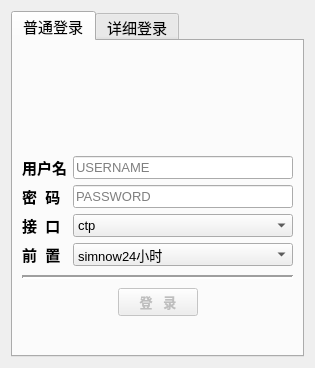
Qt form app/ui/signin.ui (ctpbee/ctpbee_desktop) before a commit.
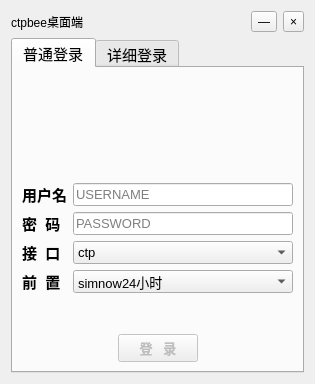
The same form after that commit. Icons and pictures are not drawn.

Patch:
```diff
--- a/app/ui/signin.ui
+++ b/app/ui/signin.ui
@@ -10,7 +10,7 @@
     <x>0</x>
     <y>0</y>
     <width>315</width>
-    <height>368</height>
+    <height>384</height>
    </rect>
   </property>
   <property name="minimumSize">
@@ -35,7 +35,45 @@
   <property name="autoFillBackground">
    <bool>false</bool>
   </property>
-  <layout class="QVBoxLayout" name="verticalLayout_3" stretch="0">
+  <layout class="QVBoxLayout" name="verticalLayout_3" stretch="0,0">
+   <item>
+    <layout class="QHBoxLayout" name="horizontalLayout_3">
+     <item>
+      <widget class="QLabel" name="title">
+       <property name="text">
+        <string>ctpbee桌面端</string>
+       </property>
+      </widget>
+     </item>
+     <item>
+      <spacer name="horizontalSpacer_4">
+       <property name="orientation">
+        <enum>Qt::Horizontal</enum>
+       </property>
+       <property name="sizeHint" stdset="0">
+        <size>
+         <width>40</width>
+         <height>20</height>
+        </size>
+       </property>
+      </spacer>
+     </item>
+     <item>
+      <widget class="QToolButton" name="min_btn">
+       <property name="text">
+        <string>—</string>
+       </property>
+      </widget>
+     </item>
+     <item>
+      <widget class="QToolButton" name="close_btn">
+       <property name="text">
+        <string>×</string>
+       </property>
+      </widget>
+     </item>
+    </layout>
+   </item>
    <item>
     <widget class="QTabWidget" name="login_tab">
      <property name="sizePolicy">
@@ -60,6 +98,25 @@
        <string>普通登录</string>
       </attribute>
       <layout class="QFormLayout" name="formLayout">
+       <item row="0" column="0" colspan="2">
+        <widget class="QLabel" name="label">
+         <property name="minimumSize">
+          <size>
+           <width>0</width>
+           <height>100</height>
+          </size>
+         </property>
+         <property name="layoutDirection">
+          <enum>Qt::LeftToRight</enum>
+         </property>
+         <property name="styleSheet">
+          <string notr="true">image: url(:/menu/images/bee_temp_grey.png);</string>
+         </property>
+         <property name="text">
+          <string/>
+         </property>
+        </widget>
+       </item>
        <item row="1" column="0">
         <widget class="QLabel" name="label_2">
          <property name="font">
@@ -294,40 +351,18 @@
          </item>
         </layout>
        </item>
-       <item row="0" column="0" colspan="2">
-        <widget class="QLabel" name="label">
-         <property name="minimumSize">
-          <size>
-           <width>0</width>
-           <height>100</height>
-          </size>
-         </property>
-         <property name="layoutDirection">
-          <enum>Qt::LeftToRight</enum>
-         </property>
-         <property name="styleSheet">
-          <string notr="true">image: url(:/menu/images/bee_temp_grey.png);</string>
-         </property>
-         <property name="text">
-          <string/>
-         </property>
-        </widget>
-       </item>
-       <item row="6" column="0" colspan="2">
-        <widget class="Line" name="line">
-         <property name="minimumSize">
-          <size>
-           <width>20</width>
-           <height>10</height>
-          </size>
-         </property>
-         <property name="lineWidth">
-          <number>2</number>
-         </property>
+       <item row="6" column="0">
+        <spacer name="verticalSpacer">
          <property name="orientation">
-          <enum>Qt::Horizontal</enum>
+          <enum>Qt::Vertical</enum>
          </property>
-        </widget>
+         <property name="sizeHint" stdset="0">
+          <size>
+           <width>20</width>
+           <height>40</height>
+          </size>
+         </property>
+        </spacer>
        </item>
       </layout>
      </widget>
@@ -707,21 +742,18 @@
          </item>
         </layout>
        </item>
-       <item row="8" column="0" colspan="2">
-        <widget class="Line" name="line_2">
-         <property name="minimumSize">
+       <item row="8" column="0">
+        <spacer name="verticalSpacer_2">
+         <property name="orientation">
+          <enum>Qt::Vertical</enum>
+         </property>
+         <property name="sizeHint" stdset="0">
           <size>
            <width>20</width>
-           <height>10</height>
+           <height>40</height>
           </size>
          </property>
-         <property name="lineWidth">
-          <number>2</number>
-         </property>
-         <property name="orientation">
-          <enum>Qt::Horizontal</enum>
-         </property>
-        </widget>
+        </spacer>
        </item>
       </layout>
      </widget>
```
